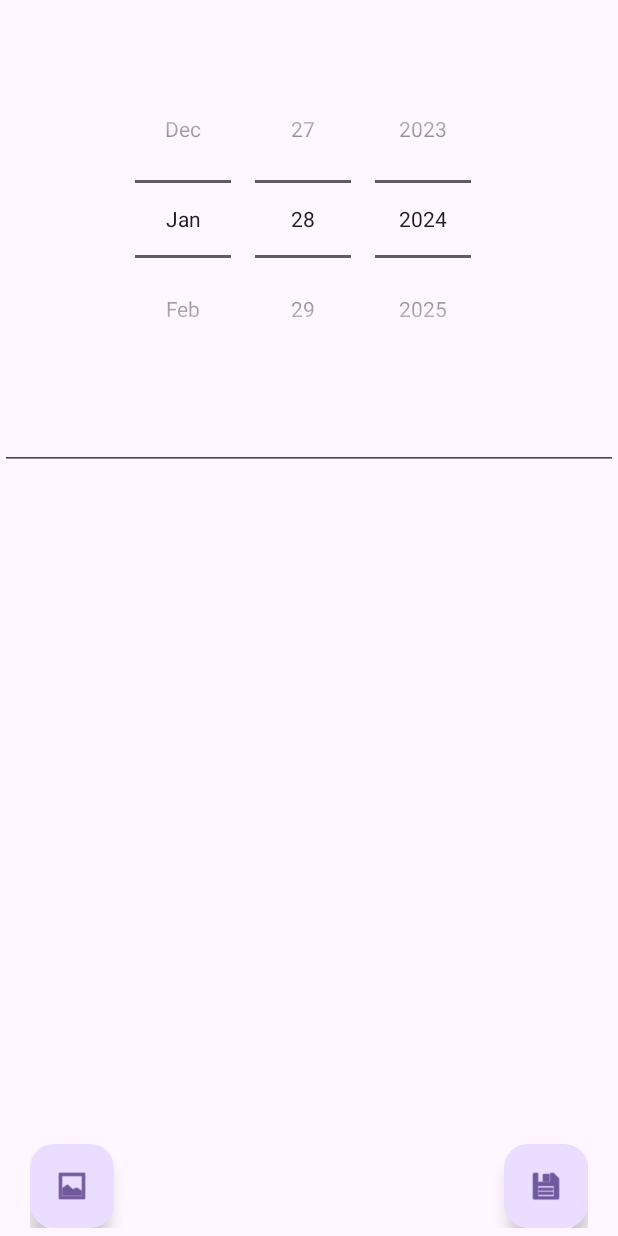
After one commit to vp0594/Jouranl, an Android app: the DataEntryActivity screen opened directly, with no data from a screen before it, on a phone screen of 412 x 824 dp. The commit adds this screen. Run offline under Robolectric (Android 15) with nearby library versions, the phone set to English and light mode, and no system bars.

Commit message:
Add and remove image

```diff
--- a/app/src/main/AndroidManifest.xml
+++ b/app/src/main/AndroidManifest.xml
@@ -13,6 +13,9 @@
         android:theme="@style/Theme.Joranl"
         tools:targetApi="31">
         <activity
+            android:name=".DataEntryActivity"
+            android:exported="false" />
+        <activity
             android:name=".MainActivity"
             android:exported="true">
             <intent-filter>
--- /dev/null
+++ b/app/src/main/java/com/example/joranl/DataEntryActivity.java
@@ -0,0 +1,100 @@
+package com.example.joranl;
+
+import android.app.Activity;
+import android.content.Intent;
+import android.graphics.Bitmap;
+import android.net.Uri;
+import android.os.Bundle;
+import android.provider.MediaStore;
+import android.view.View;
+import android.widget.DatePicker;
+import android.widget.EditText;
+import android.widget.ImageButton;
+import android.widget.ImageView;
+
+import androidx.annotation.Nullable;
+import androidx.appcompat.app.AppCompatActivity;
+
+import com.google.android.material.floatingactionbutton.FloatingActionButton;
+
+import java.io.IOException;
+import java.io.InputStream;
+
+public class DataEntryActivity extends AppCompatActivity {
+
+    private DatePicker dateSpinner;
+    private EditText entryEditText;
+    private FloatingActionButton addImageFab, saveEntryFab;
+    private ImageView imageView;
+    private ImageButton removeImageButton;
+    private static final int PICK_IMAGE_REQUEST = 1;
+    private Uri selectedImageUri;
+
+    @Override
+    protected void onCreate(Bundle savedInstanceState) {
+        super.onCreate(savedInstanceState);
+        setContentView(R.layout.activity_data_entry);
+
+        dateSpinner = findViewById(R.id.dateSpinner);
+        entryEditText = findViewById(R.id.entryEditText);
+        addImageFab = findViewById(R.id.addImageFab);
+        saveEntryFab = findViewById(R.id.saveEntryFab);
+        imageView = findViewById(R.id.imageView);
+        removeImageButton = findViewById(R.id.removeImageButton);
+
+        addImageFab.setOnClickListener(new View.OnClickListener() {
+            @Override
+            public void onClick(View v) {
+                openImagePicker();
+            }
+        });
+
+
+        removeImageButton.setOnClickListener(new View.OnClickListener() {
+            @Override
+            public void onClick(View v) {
+                // Remove the image
+                removeImage();
+            }
+        });
+
+        // Set click listeners for FABs, handle image selection, and save entry logic here
+    }
+
+    private void removeImage() {
+        imageView.setImageDrawable(null);
+        removeImageButton.setVisibility(View.GONE);
+
+        // Reset the selected image URI
+        selectedImageUri = null;
+    }
+
+    private void openImagePicker() {
+        Intent intent = new Intent();
+        intent.setType("image/");
+        intent.setAction(Intent.ACTION_GET_CONTENT);
+        startActivityForResult(Intent.createChooser(intent, "Select Picture"), PICK_IMAGE_REQUEST);
+    }
+
+    @Override
+    protected void onActivityResult(int requestCode, int resultCode, @Nullable Intent data) {
+        super.onActivityResult(requestCode, resultCode, data);
+
+
+        if (requestCode == PICK_IMAGE_REQUEST && resultCode == Activity.RESULT_OK && data != null && data.getData() != null) {
+            selectedImageUri = data.getData();
+
+            try {
+                // Load the selected image into the ImageView
+                InputStream imageStream = getContentResolver().openInputStream(selectedImageUri);
+                Bitmap selectedImageBitmap = MediaStore.Images.Media.getBitmap(getContentResolver(), selectedImageUri);
+                imageView.setImageBitmap(selectedImageBitmap);
+
+                // Show the "X" button
+                removeImageButton.setVisibility(View.VISIBLE);
+            } catch (IOException e) {
+                e.printStackTrace();
+            }
+        }
+    }
+}
--- /dev/null
+++ b/app/src/main/res/layout/activity_data_entry.xml
@@ -0,0 +1,92 @@
+<?xml version="1.0" encoding="utf-8"?>
+<LinearLayout xmlns:android="http://schemas.android.com/apk/res/android"
+    xmlns:app="http://schemas.android.com/apk/res-auto"
+    xmlns:tools="http://schemas.android.com/tools"
+    android:layout_width="match_parent"
+    android:layout_height="match_parent"
+    android:orientation="vertical">
+
+    <ScrollView
+        android:layout_width="match_parent"
+        android:layout_height="0dp"
+        android:layout_weight="1">
+
+        <androidx.constraintlayout.widget.ConstraintLayout
+            android:layout_width="match_parent"
+            android:layout_height="wrap_content"
+            android:paddingTop="40dp">
+
+            <!-- Date Spinner -->
+            <DatePicker
+                android:id="@+id/dateSpinner"
+                android:layout_width="0dp"
+                android:layout_height="wrap_content"
+                android:calendarViewShown="false"
+                android:datePickerMode="spinner"
+                app:layout_constraintEnd_toEndOf="parent"
+                app:layout_constraintStart_toStartOf="parent"
+                app:layout_constraintTop_toTopOf="parent" />
+
+            <!-- Entry EditText -->
+            <EditText
+                android:id="@+id/entryEditText"
+                android:layout_width="0dp"
+                android:layout_height="wrap_content"
+                android:layout_marginTop="16dp"
+                app:layout_constraintEnd_toEndOf="parent"
+                app:layout_constraintStart_toStartOf="parent"
+                app:layout_constraintTop_toBottomOf="@+id/dateSpinner" />
+
+            <ImageView
+                android:id="@+id/imageView"
+                android:layout_width="0dp"
+                android:layout_height="wrap_content"
+                app:layout_constraintBottom_toBottomOf="parent"
+                app:layout_constraintEnd_toEndOf="parent"
+                app:layout_constraintStart_toStartOf="parent"
+                app:layout_constraintTop_toBottomOf="@+id/entryEditText" />
+
+            <ImageButton
+                android:id="@+id/removeImageButton"
+                android:layout_width="wrap_content"
+                android:layout_height="wrap_content"
+                android:src="@android:drawable/ic_delete"
+                android:visibility="gone"
+                app:layout_constraintEnd_toEndOf="@+id/imageView"
+                app:layout_constraintTop_toTopOf="@+id/imageView" />
+
+
+        </androidx.constraintlayout.widget.ConstraintLayout>
+    </ScrollView>
+    <androidx.constraintlayout.widget.ConstraintLayout
+        android:layout_width="match_parent"
+        android:layout_height="wrap_content"
+        android:paddingHorizontal="20dp"
+        android:paddingBottom="5dp"
+        android:layout_gravity="bottom">
+        <!-- Save Entry FAB -->
+
+
+        <com.google.android.material.floatingactionbutton.FloatingActionButton
+            android:id="@+id/addImageFab"
+            android:layout_width="wrap_content"
+            android:layout_height="wrap_content"
+            android:foregroundGravity="right"
+            android:src="@android:drawable/ic_menu_gallery"
+            app:layout_constraintBottom_toBottomOf="parent"
+            app:layout_constraintStart_toStartOf="parent"
+            app:layout_constraintTop_toTopOf="parent" />
+
+        <com.google.android.material.floatingactionbutton.FloatingActionButton
+            android:id="@+id/saveEntryFab"
+            android:layout_width="wrap_content"
+            android:layout_height="wrap_content"
+            android:src="@android:drawable/ic_menu_save"
+            app:layout_constraintBottom_toBottomOf="parent"
+            app:layout_constraintEnd_toEndOf="parent"
+            app:layout_constraintTop_toTopOf="parent" />
+    </androidx.constraintlayout.widget.ConstraintLayout>
+
+
+
+</LinearLayout>
```
Also changed, not shown: app/src/main/java/com/example/joranl/CalendarEntry.java (+48 -1 lines), app/src/main/java/com/example/joranl/ListFragment.java (+14 -8 lines), app/src/main/res/layout/fragment_list.xml (+21 -3 lines).
